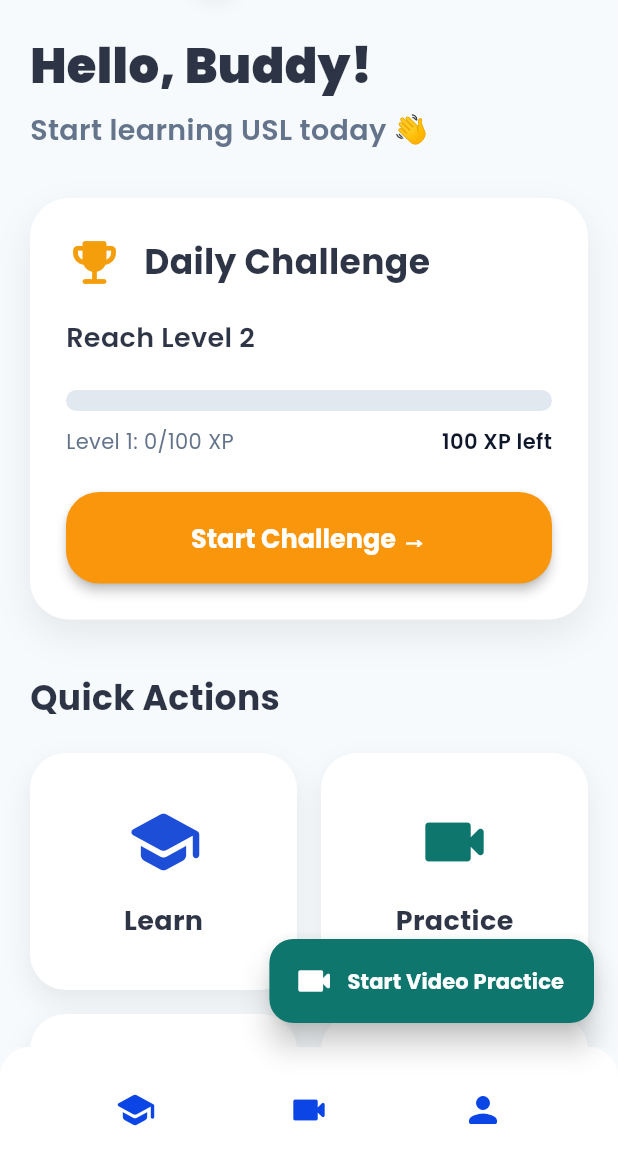
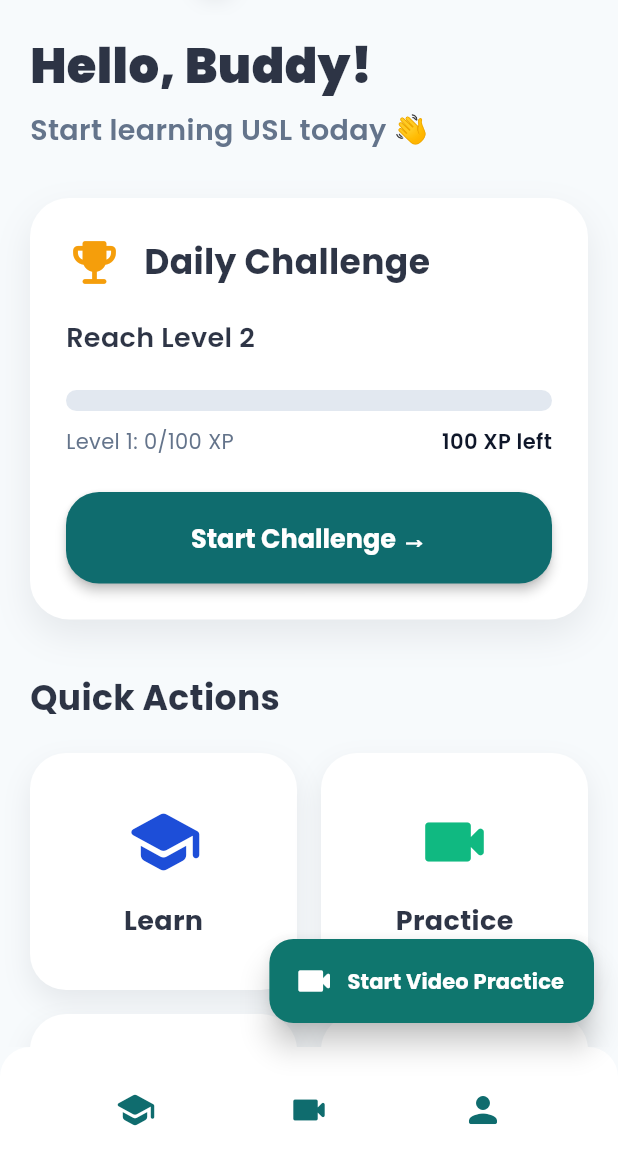
Before and after one commit to Tina-marion/usl_tutor, a Flutter app: the HomeScreen screen opened by its route, on a phone screen of 412 x 824 dp, the part 69-1236 px from its top. Run offline on Flutter 3.47's test engine with Material 3 defaults, Android fonts, the phone set to English and light mode, and no system bars; drawn by our look-alikes of flutter_animate; our stand-ins replace camera, chewie, fl_chart, google_fonts, shared_preferences, video_player; missing offline and left inert: flutter_onnxruntime, video_thumbnail; accounts and stored records are empty.

Commit message:
ft:changes

```diff
--- a/lib/screens/home_screen.dart
+++ b/lib/screens/home_screen.dart
@@ -169,15 +169,15 @@ class _HomeScreenState extends State<HomeScreen> {
           children: [
             IconButton(
                 icon: Icon(Icons.school_rounded,
-                    color: const Color.fromARGB(255, 11, 69, 230), size: 28),
+                    color: const Color.fromARGB(255, 15, 108, 110), size: 28),
                 onPressed: () => _openAndRefresh('/learning')),
             IconButton(
                 icon: Icon(Icons.videocam_rounded,
-                    color: const Color.fromARGB(255, 11, 69, 230), size: 28),
+                    color: const Color.fromARGB(255, 15, 108, 110), size: 28),
                 onPressed: () => _openAndRefresh('/practice')),
             IconButton(
                 icon: Icon(Icons.person_rounded,
-                    color: const Color.fromARGB(255, 11, 69, 230), size: 28),
+                    color: const Color.fromARGB(255, 15, 108, 110), size: 28),
                 onPressed: () => _openAndRefresh('/profile')),
           ],
         ),
@@ -438,7 +438,7 @@ class _DailyChallengeCard extends StatelessWidget {
             child: ElevatedButton(
               onPressed: onStartChallenge,
               style: ElevatedButton.styleFrom(
-                backgroundColor: const Color.fromARGB(255, 250, 150, 11),
+                backgroundColor: const Color.fromARGB(255, 15, 108, 110),
                 foregroundColor: Colors.white,
                 padding: const EdgeInsets.symmetric(vertical: 18),
                 shape: RoundedRectangleBorder(
@@ -492,7 +492,7 @@ class _QuickActionsSection extends StatelessWidget {
                 child: _SimpleActionCard(
                     icon: Icons.videocam_rounded,
                     label: 'Practice',
-                    color: AppConstants.primaryColor,
+                    color: AppConstants.successColor,
                     route: '/practice',
                     onOpenRoute: onOpenRoute)),
           ],
@@ -512,7 +512,7 @@ class _QuickActionsSection extends StatelessWidget {
                 child: _SimpleActionCard(
                     icon: Icons.bar_chart_rounded,
                     label: 'Progress',
-                    color: AppConstants.successColor,
+                    color: AppConstants.secondaryColor,
                     route: '/profile',
                     onOpenRoute: onOpenRoute)),
           ],
```
